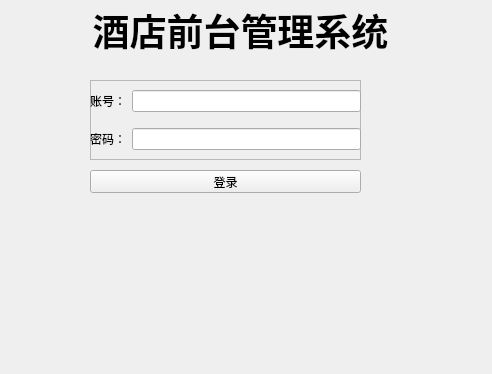
The window that login.ui (Ginsakura/TestQTManagerSystem) describes before a commit, drawn with Qt 5.
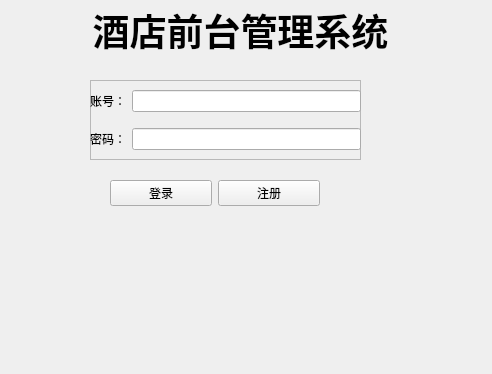
The same window after the commit.

The edit to the form file:
```diff
--- a/login.ui
+++ b/login.ui
@@ -13,19 +13,6 @@
   <property name="windowTitle">
    <string>Form</string>
   </property>
-  <widget class="QPushButton" name="login">
-   <property name="geometry">
-    <rect>
-     <x>90</x>
-     <y>170</y>
-     <width>271</width>
-     <height>23</height>
-    </rect>
-   </property>
-   <property name="text">
-    <string>登录</string>
-   </property>
-  </widget>
   <widget class="QLabel" name="label">
    <property name="geometry">
     <rect>
@@ -95,6 +82,32 @@
     </layout>
    </widget>
   </widget>
+  <widget class="QWidget" name="widget" native="true">
+   <property name="geometry">
+    <rect>
+     <x>110</x>
+     <y>170</y>
+     <width>210</width>
+     <height>46</height>
+    </rect>
+   </property>
+   <layout class="QHBoxLayout" name="horizontalLayout_3">
+    <item>
+     <widget class="QPushButton" name="login">
+      <property name="text">
+       <string>登录</string>
+      </property>
+     </widget>
+    </item>
+    <item>
+     <widget class="QPushButton" name="sign1">
+      <property name="text">
+       <string>注册</string>
+      </property>
+     </widget>
+    </item>
+   </layout>
+  </widget>
  </widget>
  <resources/>
  <connections/>
```
Left out of the diff: 2 changed lines with no effect on the pictures.
